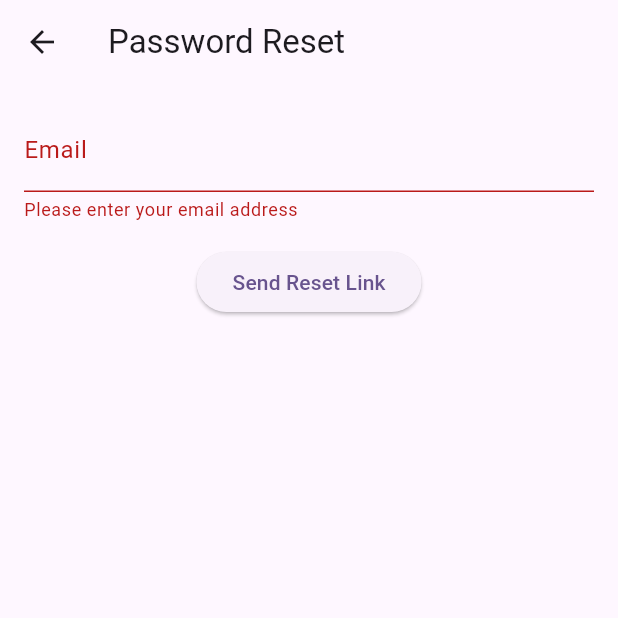
After one commit to dennis-22-csc/collabio, a Flutter app: the PasswordResetScreen screen opened directly, after a tap on "Send Reset Link", on a phone screen of 412 x 824 dp, the top half of it. The commit adds this screen. Run offline on Flutter 3.47's test engine with Material 2 defaults, Android fonts, the phone set to English and light mode, and no system bars; our stand-ins replace device_preview, firebase_auth, firebase_core, flutter_markdown, image_picker, permission_handler and 3 more; accounts and stored records are empty; generated files the repository leaves out were written again; network calls fail.

Commit message:
implemented password reset screen, fixed login screen overflow issue when keyboard is entered

```diff
--- /dev/null
+++ b/lib/password_reset_screen.dart
@@ -0,0 +1,92 @@
+import 'package:firebase_auth/firebase_auth.dart';
+import 'package:flutter/material.dart';
+
+class PasswordResetScreen extends StatefulWidget {
+  const PasswordResetScreen({Key? key}) : super(key: key);
+
+  @override
+  State<PasswordResetScreen> createState() => _PasswordResetScreenState();
+}
+
+class _PasswordResetScreenState extends State<PasswordResetScreen> {
+  final _formKey = GlobalKey<FormState>();
+  final TextEditingController _emailController = TextEditingController();
+  final _auth = FirebaseAuth.instance;
+
+  void resetPassword(String email) async {
+    try {
+      await _auth.sendPasswordResetEmail(email: email);
+      showStatusDialog('Password Reset', 'Password reset link sent to your email.');
+    } catch (e) {
+      showStatusDialog('Password Reset Failed', 'Invalid email.');
+    }
+  }
+
+  @override
+  void dispose() {
+    _emailController.dispose();
+    super.dispose();
+  }
+
+  @override
+  Widget build(BuildContext context) {
+    return Scaffold(
+      appBar: AppBar(
+        title: const Text('Password Reset'),
+      ),
+      body: Container(
+        padding: const EdgeInsets.all(16.0),
+        child: Form(
+          key: _formKey,
+          child: Column(
+            children: <Widget>[
+              TextFormField(
+                controller: _emailController,
+                keyboardType: TextInputType.emailAddress,
+                decoration: const InputDecoration(
+                  labelText: 'Email',
+                ),
+                validator: (value) {
+                  if (value!.isEmpty) {
+                    return 'Please enter your email address';
+                  }
+                  return null;
+                },
+              ),
+              const SizedBox(height: 16.0),
+              ElevatedButton(
+                onPressed: () {
+                  if (_formKey.currentState!.validate()) {
+                    String email = _emailController.text.trim();
+                    resetPassword(email);
+                  }
+                },
+                child: const Text('Send Reset Link'),
+              ),
+            ],
+          ),
+        ),
+      ),
+    );
+  }
+
+  void showStatusDialog(String title, String content) {
+    showDialog(
+        context: context,
+        builder: (BuildContext context) {
+          return AlertDialog(
+            title: Text(title),
+            content: Text(content),
+            actions: <Widget>[
+              TextButton(
+                child: const Text('OK'),
+                onPressed: () {
+                  Navigator.of(context).pop();
+                },
+              ),
+            ],
+          );
+        },
+      );
+  }
+}
--- a/lib/user_registeration.dart
+++ b/lib/user_registeration.dart
@@ -23,6 +23,8 @@ class _RegistrationScreenState extends State<RegistrationScreen> {
         email: email,
         password: password,
       );
+
+      userCredential.uuid
 
     } catch (e) {
       // User registration failed
```
Also changed, not shown: lib/user_login.dart (+16 -1 lines).
